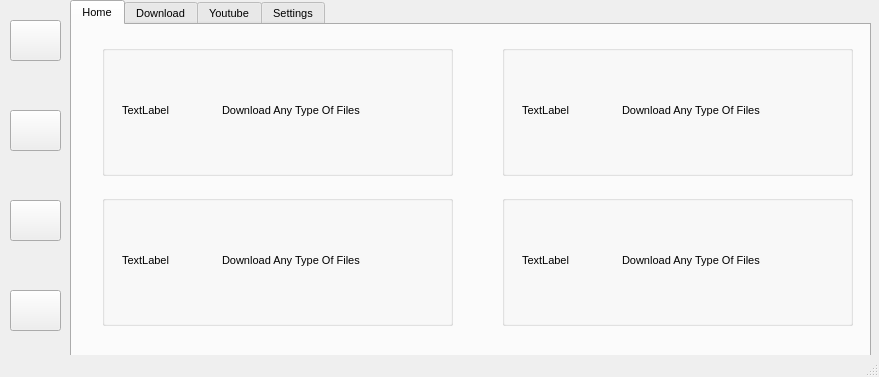
Above: main.ui from gautamsood15/download_manager before the change. Below: the same form after it.
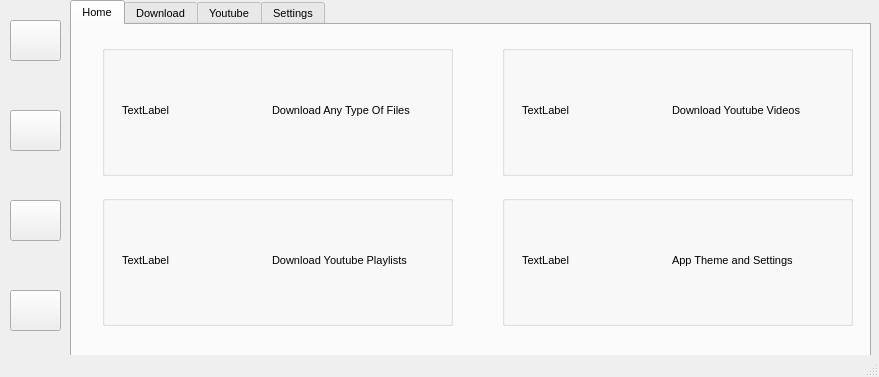
That is the form after the change. Icons and pictures are not drawn.

```diff
--- a/main.ui
+++ b/main.ui
@@ -63,9 +63,9 @@
       <widget class="QLabel" name="label_9">
        <property name="geometry">
         <rect>
-         <x>120</x>
+         <x>170</x>
          <y>20</y>
-         <width>221</width>
+         <width>171</width>
          <height>91</height>
         </rect>
        </property>
@@ -89,14 +89,14 @@
       <widget class="QLabel" name="label_10">
        <property name="geometry">
         <rect>
-         <x>120</x>
+         <x>170</x>
          <y>20</y>
-         <width>221</width>
+         <width>171</width>
          <height>91</height>
         </rect>
        </property>
        <property name="text">
-        <string>Download Any Type Of Files</string>
+        <string>Download Youtube Videos</string>
        </property>
       </widget>
       <widget class="QLabel" name="label_11">
@@ -128,14 +128,14 @@
       <widget class="QLabel" name="label_12">
        <property name="geometry">
         <rect>
-         <x>120</x>
+         <x>170</x>
          <y>20</y>
-         <width>221</width>
+         <width>171</width>
          <height>91</height>
         </rect>
        </property>
        <property name="text">
-        <string>Download Any Type Of Files</string>
+        <string>Download Youtube Playlists</string>
        </property>
       </widget>
       <widget class="QLabel" name="label_13">
@@ -167,14 +167,14 @@
       <widget class="QLabel" name="label_14">
        <property name="geometry">
         <rect>
-         <x>120</x>
+         <x>170</x>
          <y>20</y>
-         <width>221</width>
+         <width>171</width>
          <height>91</height>
         </rect>
        </property>
        <property name="text">
-        <string>Download Any Type Of Files</string>
+        <string>App Theme and Settings</string>
        </property>
       </widget>
       <widget class="QLabel" name="label_15">
```
